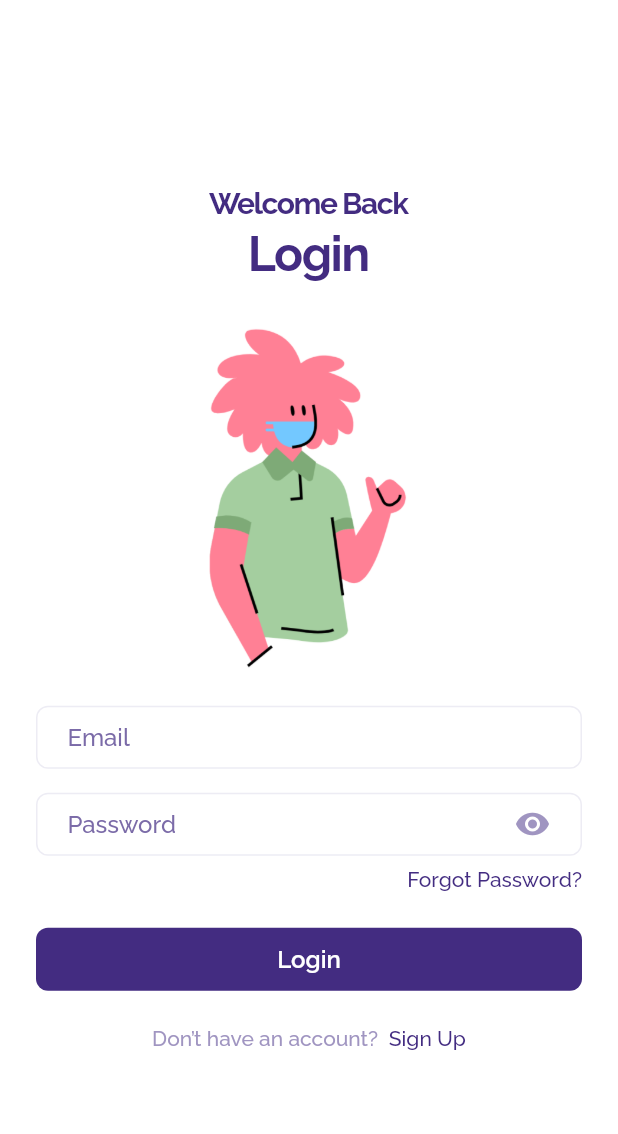
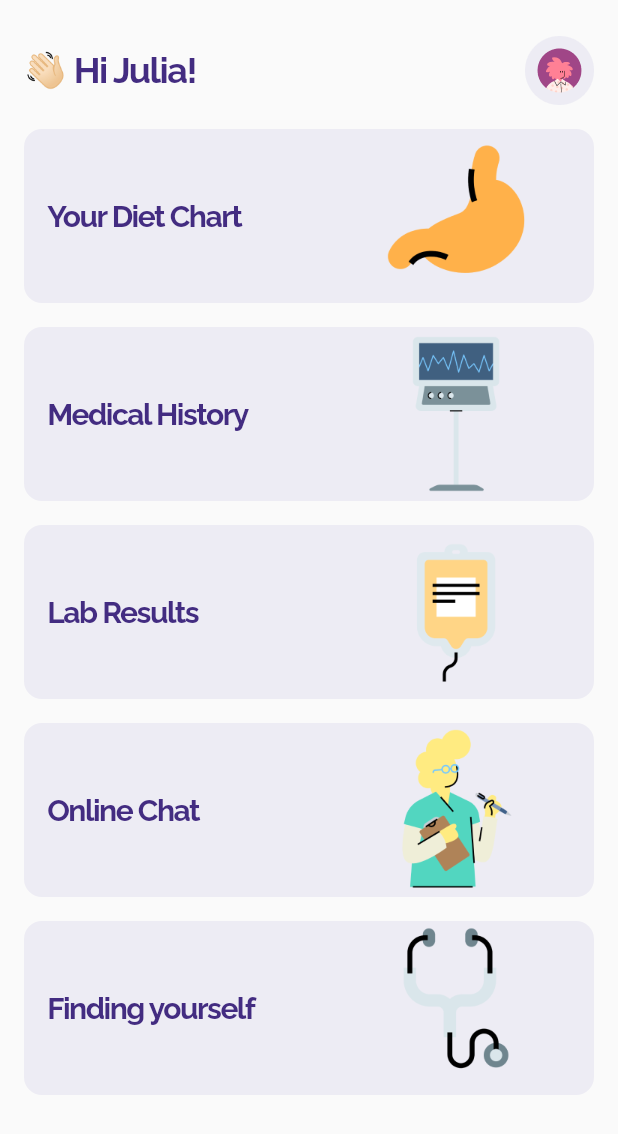
Before and after one commit to Syahro/healthcare, a Flutter app: the LoginPage screen opened directly, after a tap on "Login", on a phone screen of 412 x 824 dp. Shown: the top 1134 px of the screen. Run offline on Flutter 3.47's test engine with Material 2 defaults, Android fonts, the phone set to English and light mode, and no system bars; our stand-ins replace google_fonts.

Commit message:
done modified homePage and add some assets or support

```diff
--- /dev/null
+++ b/lib/pages/home_page.dart
@@ -0,0 +1,77 @@
+import 'package:flutter/material.dart';
+import 'package:healthcare/theme.dart';
+import 'package:healthcare/widget/home_cate_card.dart';
+
+class HomePage extends StatelessWidget {
+  @override
+  Widget build(BuildContext context) {
+    return Scaffold(
+      body: ListView(
+        children: [
+          Padding(
+            padding: EdgeInsets.symmetric(
+              horizontal: 16,
+              vertical: 24,
+            ),
+            child: Column(
+              crossAxisAlignment: CrossAxisAlignment.start,
+              children: [
+                Row(
+                  mainAxisAlignment: MainAxisAlignment.spaceBetween,
+                  children: [
+                    Text(
+                      '👋🏻 Hi Julia!',
+                      style: headingFour.copyWith(
+                        color: inkOne,
+                      ),
+                    ),
+                    Image.asset(
+                      'assets/profile.png',
+                      width: 46,
+                      height: 46,
+                    ),
+                  ],
+                ),
+                SizedBox(
+                  height: 16,
+                ),
+                HomeCateCard(
+                  title: 'Your Diet Chart',
+                  imageUrl: 'assets/cate1.png',
+                ),
+                SizedBox(
+                  height: 16,
+                ),
+                HomeCateCard(
+                  title: 'Medical History',
+                  imageUrl: 'assets/cate2.png',
+                ),
+                SizedBox(
+                  height: 16,
+                ),
+                HomeCateCard(
+                  title: 'Lab Results',
+                  imageUrl: 'assets/cate3.png',
+                ),
+                SizedBox(
+                  height: 16,
+                ),
+                HomeCateCard(
+                  title: 'Online Chat',
+                  imageUrl: 'assets/cate4.png',
+                ),
+                SizedBox(
+                  height: 16,
+                ),
+                HomeCateCard(
+                  title: 'Finding yourself',
+                  imageUrl: 'assets/cate5.png',
+                ),
+              ],
+            ),
+          ),
+        ],
+      ),
+    );
+  }
+}
--- a/lib/pages/login_page.dart
+++ b/lib/pages/login_page.dart
@@ -1,4 +1,5 @@
 import 'package:flutter/material.dart';
+import 'package:healthcare/pages/home_page.dart';
 import 'package:healthcare/theme.dart';
 import 'package:healthcare/widget/text_field_and_label.dart';
 
@@ -74,7 +75,16 @@ class LoginPage extends StatelessWidget {
                   height: 42,
                   width: double.infinity,
                   child: FlatButton(
-                    onPressed: () {},
+                    onPressed: () {
+                      Navigator.push(
+                        context,
+                        MaterialPageRoute(
+                          builder: (context) {
+                            return HomePage();
+                          },
+                        ),
+                      );
+                    },
                     child: Text(
                       'Login',
                       style: buttonTwo.copyWith(
--- a/lib/theme.dart
+++ b/lib/theme.dart
@@ -14,6 +14,7 @@ Color yellowColor = Color(0XFFFEC62F);
 Color redColor = Color(0XFFEB5858);
 Color blueColor = Color(0XFF29C9FB);
 Color inkOne = Color(0XFF432C81);
+Color inkSix = Color(0XFFEDECF4);
 Color greyColor = Color(0XFFE0DDEA);
 Color darkGreyColor = Color(0XFF82799D);
 
--- /dev/null
+++ b/lib/widget/home_cate_card.dart
@@ -0,0 +1,43 @@
+import 'package:flutter/material.dart';
+
+import '../theme.dart';
+
+class HomeCateCard extends StatelessWidget {
+  final String title;
+  final String imageUrl;
+
+  HomeCateCard({
+    this.title,
+    this.imageUrl,
+  });
+  @override
+  Widget build(BuildContext context) {
+    return Container(
+      width: double.infinity,
+      height: 116,
+      decoration: BoxDecoration(
+        color: inkSix,
+        borderRadius: BorderRadius.circular(12),
+      ),
+      child: Padding(
+        padding: EdgeInsets.symmetric(horizontal: 16),
+        child: Row(
+          mainAxisAlignment: MainAxisAlignment.spaceBetween,
+          children: [
+            Text(
+              title,
+              style: headingFive.copyWith(
+                color: inkOne,
+              ),
+            ),
+            Image.asset(
+              imageUrl,
+              width: 152,
+              height: 116,
+            ),
+          ],
+        ),
+      ),
+    );
+  }
+}
```
Also changed, not shown: assets/cate1.png (added), assets/cate2.png (added), assets/cate3.png (added), assets/cate4.png (added), assets/cate5.png (added), assets/profile.png (added).
